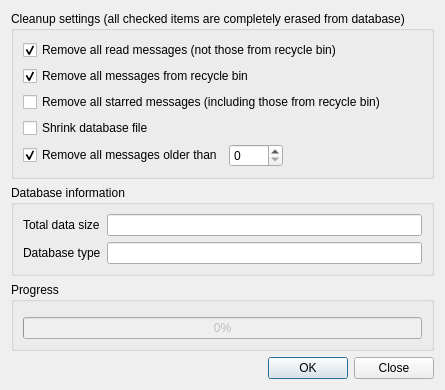
This is src/librssguard/gui/dialogs/formdatabasecleanup.ui in martinrotter/rssguard as Qt 5 draws it before an edit. The edited form follows.
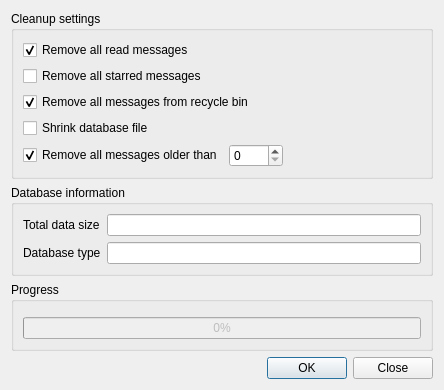
This is the edited form. Custom widgets are drawn as their Qt base class.

```diff
--- a/src/librssguard/gui/dialogs/formdatabasecleanup.ui
+++ b/src/librssguard/gui/dialogs/formdatabasecleanup.ui
@@ -17,23 +17,27 @@
    <item>
     <widget class="QGroupBox" name="m_grpCleanupSettings">
      <property name="title">
-      <string>Cleanup settings (all checked items are completely erased from database)</string>
+      <string>Cleanup settings</string>
      </property>
      <layout class="QGridLayout" name="gridLayout">
-      <item row="4" column="2">
-       <spacer name="horizontalSpacer">
-        <property name="orientation">
-         <enum>Qt::Horizontal</enum>
+      <item row="4" column="0" colspan="3">
+       <widget class="QCheckBox" name="m_checkShrink">
+        <property name="text">
+         <string>Shrink database file</string>
         </property>
-        <property name="sizeHint" stdset="0">
-         <size>
-          <width>40</width>
-          <height>20</height>
-         </size>
+       </widget>
+      </item>
+      <item row="0" column="0" colspan="3">
+       <widget class="QCheckBox" name="m_checkRemoveReadMessages">
+        <property name="text">
+         <string>Remove all read messages</string>
         </property>
-       </spacer>
+        <property name="checked">
+         <bool>true</bool>
+        </property>
+       </widget>
       </item>
-      <item row="4" column="1">
+      <item row="5" column="1">
        <widget class="QSpinBox" name="m_spinDays">
         <property name="maximum">
          <number>1000</number>
@@ -43,17 +47,17 @@
         </property>
        </widget>
       </item>
-      <item row="0" column="0" colspan="3">
-       <widget class="QCheckBox" name="m_checkRemoveReadMessages">
+      <item row="2" column="0" colspan="3">
+       <widget class="QCheckBox" name="m_checkRemoveRecycleBin">
         <property name="text">
-         <string>Remove all read messages (not those from recycle bin)</string>
+         <string>Remove all messages from recycle bin</string>
         </property>
         <property name="checked">
          <bool>true</bool>
         </property>
        </widget>
       </item>
-      <item row="4" column="0">
+      <item row="5" column="0">
        <widget class="QCheckBox" name="m_checkRemoveOldMessages">
         <property name="text">
          <string>Remove all messages older than</string>
@@ -63,27 +67,23 @@
         </property>
        </widget>
       </item>
+      <item row="5" column="2">
+       <spacer name="horizontalSpacer">
+        <property name="orientation">
+         <enum>Qt::Horizontal</enum>
+        </property>
+        <property name="sizeHint" stdset="0">
+         <size>
+          <width>40</width>
+          <height>20</height>
+         </size>
+        </property>
+       </spacer>
+      </item>
       <item row="1" column="0" colspan="3">
-       <widget class="QCheckBox" name="m_checkRemoveRecycleBin">
-        <property name="text">
-         <string>Remove all messages from recycle bin</string>
-        </property>
-        <property name="checked">
-         <bool>true</bool>
-        </property>
-       </widget>
-      </item>
-      <item row="3" column="0" colspan="3">
-       <widget class="QCheckBox" name="m_checkShrink">
-        <property name="text">
-         <string>Shrink database file</string>
-        </property>
-       </widget>
-      </item>
-      <item row="2" column="0" colspan="3">
        <widget class="QCheckBox" name="m_checkRemoveStarredMessages">
         <property name="text">
-         <string>Remove all starred messages (including those from recycle bin)</string>
+         <string>Remove all starred messages</string>
         </property>
        </widget>
       </item>
```
Left out of the diff: 1 changed line with no effect on the pictures.
